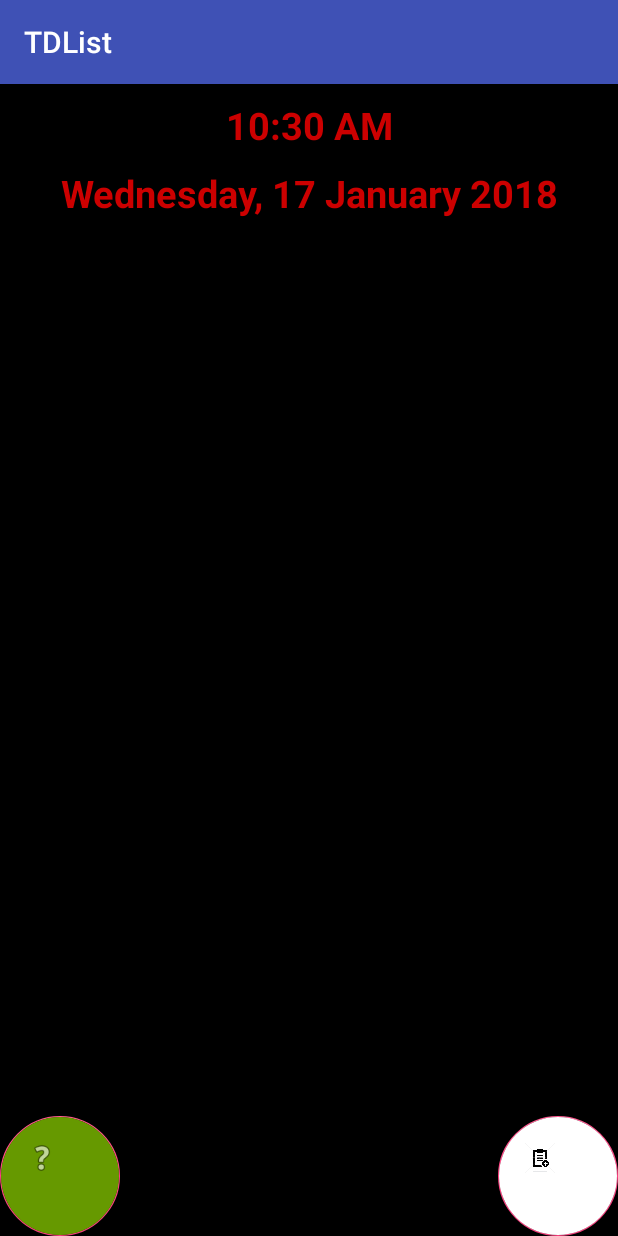
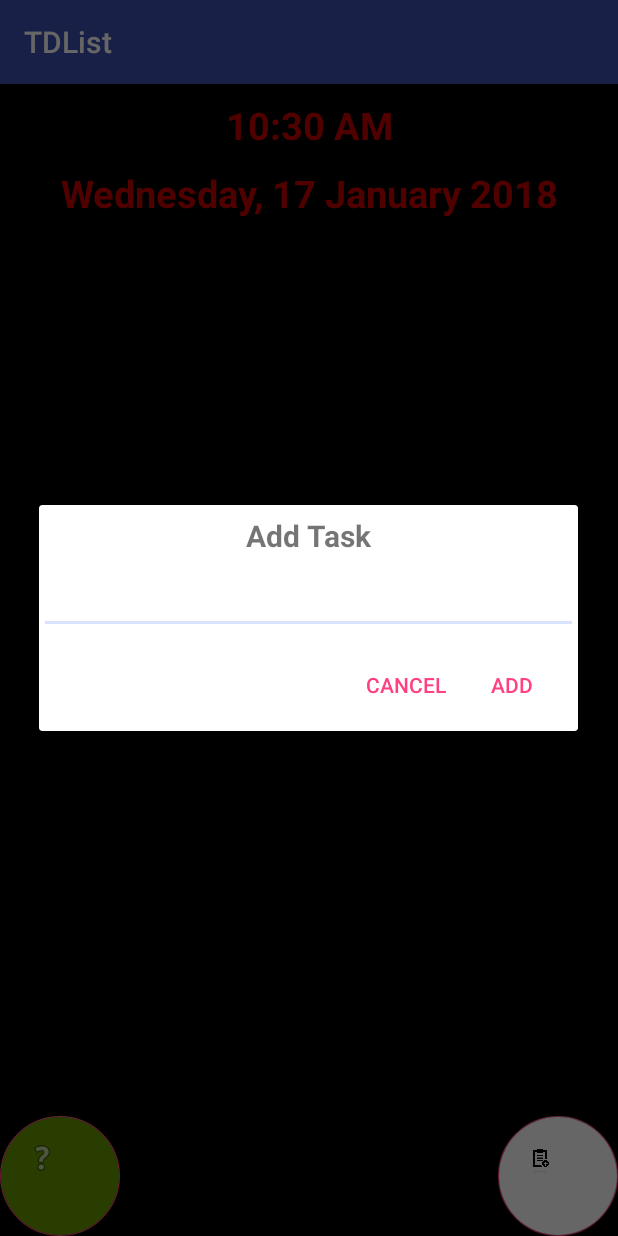
Before and after one commit to imad062/TDList, an Android app: the screen it shows after launch (MainActivity), after a tap on an icon or button, on a phone screen of 412 x 824 dp. Run offline under Robolectric (Android 15) with nearby library versions, the light colour scheme and no system bars.

Commit message:
created alertDialog for getting task details

```diff
--- a/app/build.gradle
+++ b/app/build.gradle
@@ -5,7 +5,7 @@ android {
     buildToolsVersion "27.0.1"
     defaultConfig {
         applicationId "com.example.imad.tdlist"
-        minSdkVersion 15
+        minSdkVersion 21
         targetSdkVersion 25
         versionCode 1
         versionName "1.0"
--- /dev/null
+++ b/app/src/main/java/com/example/imad/tdlist/DatabaseHelper.java
@@ -0,0 +1,4 @@
+package com.example.imad.tdlist;
+
+public class DatabaseHelper {
+}
--- a/app/src/main/java/com/example/imad/tdlist/MainActivity.java
+++ b/app/src/main/java/com/example/imad/tdlist/MainActivity.java
@@ -1,14 +1,18 @@
 package com.example.imad.tdlist;
 
 import android.app.AlertDialog;
+import android.content.DialogInterface;
 import android.content.Intent;
+import android.graphics.Typeface;
 import android.provider.CalendarContract;
 import android.support.v7.app.AppCompatActivity;
 import android.os.Bundle;
 import android.util.Log;
+import android.view.Gravity;
 import android.view.Menu;
 import android.view.View;
 import android.widget.TextView;
+import android.widget.Toast;
 
 import java.text.SimpleDateFormat;
 import java.util.Calendar;
@@ -61,9 +65,33 @@ public class MainActivity extends AppCompatActivity {
         startActivity(intent);
     }
 
-    public void addClicked()
+    public void addClicked(View view)
     {
-        AlertDialog.Builder popup = new AlertDialog.Builder(this);
+        AlertDialog.Builder alert = new AlertDialog.Builder(this);
 
+        TextView title = new TextView(this);
+        title.setText("Add Task");
+        title.setGravity(Gravity.CENTER);
+        title.setPadding(10, 10, 10, 10);
+        title.setTextSize(20);
+        title.setTypeface(null, Typeface.BOLD);
+
+        alert.setCustomTitle(title)
+                .setPositiveButton("Add", new DialogInterface.OnClickListener() {
+                    @Override
+                    public void onClick(DialogInterface dialog, int which) {
+                        Toast.makeText(getApplicationContext(), "ADDED", Toast.LENGTH_LONG).show();
+                    }
+                })
+                .setNegativeButton("Cancel", new DialogInterface.OnClickListener() {
+                    @Override
+                    public void onClick(DialogInterface dialog, int which) {
+                        Toast.makeText(getApplicationContext(), "CANCELLED", Toast.LENGTH_LONG).show();
+                    }
+                })
+                .setView(R.layout.alert_edittext);
+
+        AlertDialog alertDialog = alert.create();
+        alertDialog.show();
     }
 }
--- /dev/null
+++ b/app/src/main/res/layout/alert_edittext.xml
@@ -0,0 +1,12 @@
+<?xml version="1.0" encoding="utf-8"?>
+<LinearLayout xmlns:android="http://schemas.android.com/apk/res/android"
+    android:orientation="vertical" android:layout_width="match_parent"
+    android:layout_height="match_parent">
+
+    <EditText
+        android:layout_width="match_parent"
+        android:layout_height="wrap_content"
+        android:id="@+id/edittext_task"
+        />
+
+</LinearLayout>
--- a/app/src/main/res/layout/item_todo.xml
+++ b/app/src/main/res/layout/item_todo.xml
@@ -27,7 +27,7 @@
         android:layout_width="wrap_content"
         android:layout_height="wrap_content"
         android:layout_alignParentRight="true"
-        android:layout_alignParentend="true"
+        android:layout_alignParentEnd="true"
         android:textAllCaps="false"
         android:text="Done"
         android:id="@+id/btn_done" />
```
